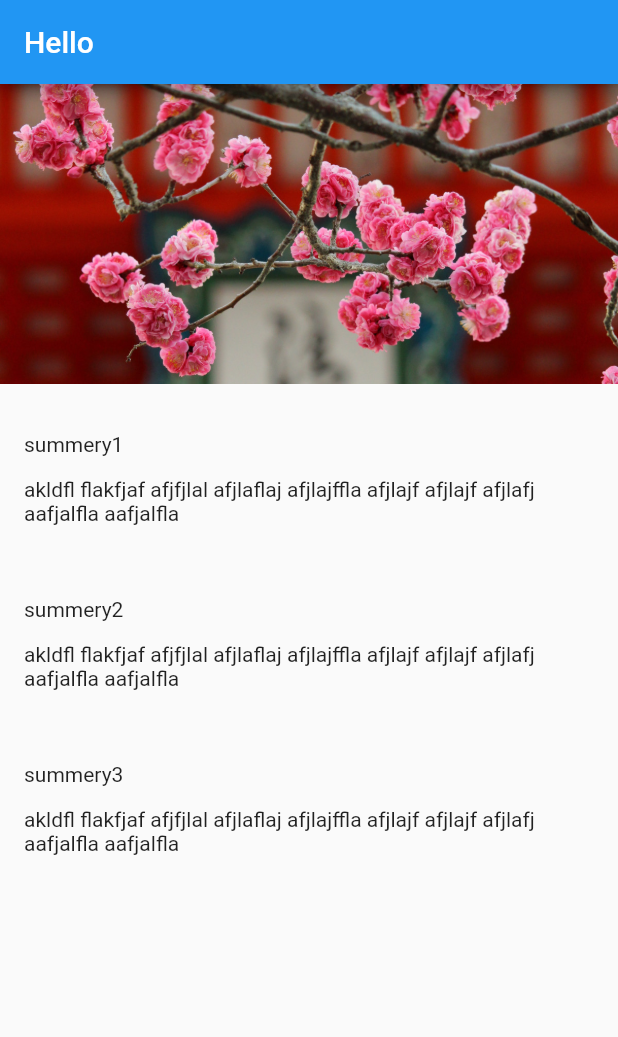
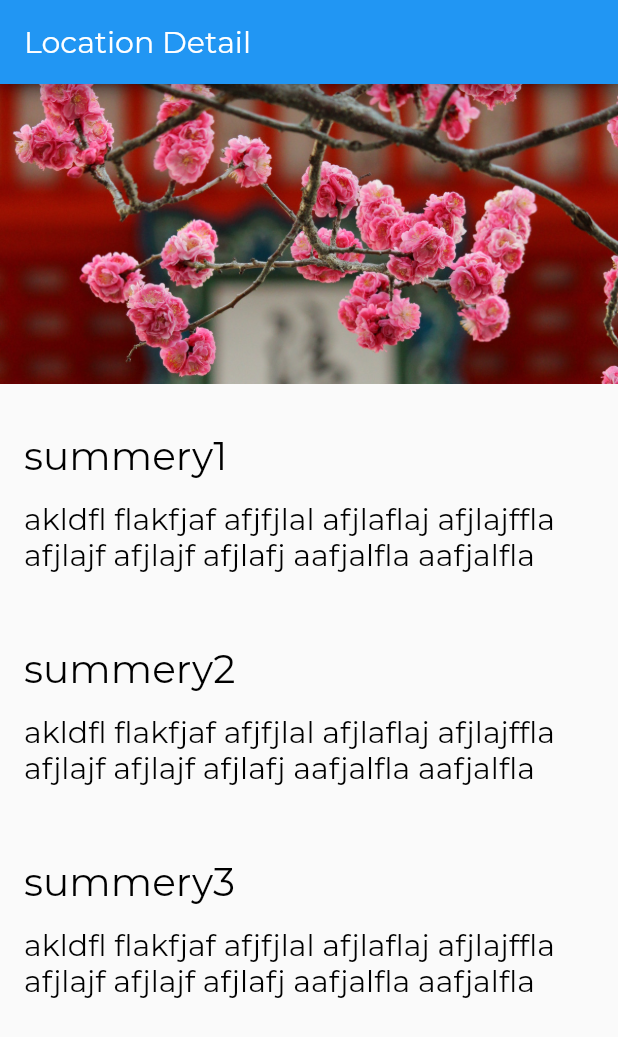
Before and after one commit to SheikhAman/Flutter-Crash-Course, a Flutter app: the screen it shows after launch, on a phone screen of 412 x 824 dp. Shown: the top 1037 px of the screen. Run offline on Flutter 3.47's test engine with Material 2 defaults, Android fonts, the phone set to English and light mode, and no system bars.

Commit message:
theme,ThemeData,appBarTheme,titleTextStyle,textTheme,bodyText1,style,textstyle

```diff
--- a/myapp/lib/location_detail/location_detail.dart
+++ b/myapp/lib/location_detail/location_detail.dart
@@ -10,7 +10,7 @@ class LocationDetail extends StatelessWidget {
   Widget build(BuildContext context) {
     return Scaffold(
       appBar: AppBar(
-        title: Text('Hello'),
+        title: Text('Location Detail'),
       ),
       body: Column(
         mainAxisAlignment: MainAxisAlignment.start,
--- a/myapp/lib/location_detail/text_section.dart
+++ b/myapp/lib/location_detail/text_section.dart
@@ -19,11 +19,17 @@ class TextSection extends StatelessWidget {
       children: [
         Container(
           padding: const EdgeInsets.fromLTRB(_hpad, 32.0, _hpad, 4.0),
-          child: Text(_title),
+          child: Text(
+            _title,
+            style: Theme.of(context).textTheme.bodyText1,
+          ),
         ),
         Container(
           padding: const EdgeInsets.fromLTRB(_hpad, 10.0, _hpad, _hpad),
-          child: Text(_body),
+          child: Text(
+            _body,
+            style: Theme.of(context).textTheme.bodyText2,
+          ),
         ),
       ],
     );
--- a/myapp/lib/main.dart
+++ b/myapp/lib/main.dart
@@ -1,17 +1,26 @@
 import 'package:flutter/material.dart';
 import 'package:myapp/location_detail/location_detail.dart';
+import 'style.dart';
 
 void main() {
-  runApp(const MyApp());
+  runApp(MyApp());
 }
 
 class MyApp extends StatelessWidget {
-  const MyApp({Key? key}) : super(key: key);
-
   @override
   Widget build(BuildContext context) {
     return MaterialApp(
       home: LocationDetail(),
+      theme: ThemeData(
+        appBarTheme: const AppBarTheme(
+          titleTextStyle: AppBarTextStyle,
+        ),
+        textTheme: TextTheme(
+          bodyText1: TitleTextStyle,
+          bodyText2: BodyTextStyle,
+        ),
+      ),
     );
   }
 }
+// theme,ThemeData,appBarTheme,titleTextStyle,textTheme,bodyText1,style,textstyle
--- /dev/null
+++ b/myapp/lib/style.dart
@@ -0,0 +1,28 @@
+import 'package:flutter/material.dart';
+
+const LargeTextSize = 26.0;
+
+const MediumTextSize = 20.0;
+
+const BodyTextSize = 16.0;
+
+const String FontNameDefault = 'Montserrat';
+
+const AppBarTextStyle = TextStyle(
+  fontFamily: FontNameDefault,
+  fontWeight: FontWeight.w300,
+  fontSize: MediumTextSize,
+  color: Colors.white,
+);
+const TitleTextStyle = TextStyle(
+  fontFamily: FontNameDefault,
+  fontWeight: FontWeight.w300,
+  fontSize: LargeTextSize,
+  color: Colors.black,
+);
+const BodyTextStyle = TextStyle(
+  fontFamily: FontNameDefault,
+  fontWeight: FontWeight.w300,
+  fontSize: MediumTextSize,
+  color: Colors.black,
+);
```
Also changed, not shown: myapp/pubspec.yaml (+7 -6 lines), myapp/assets/fonts/Montserrat-Bold.ttf (added), myapp/assets/fonts/Montserrat-Regular.ttf (added).
